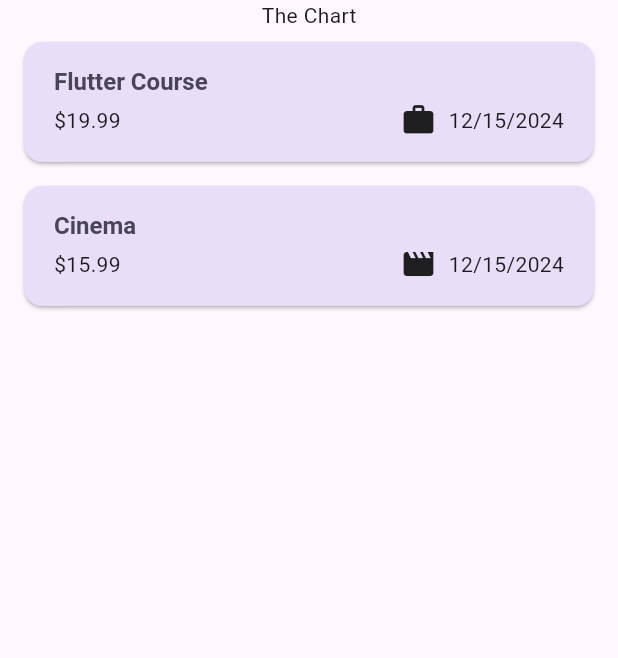
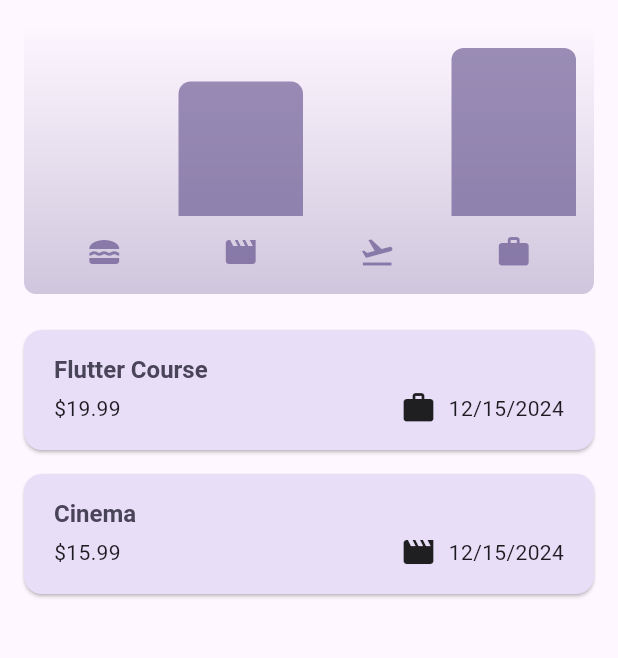
Before and after one commit to DulinaS/expense_tracker, a Flutter app: the screen it shows after launch, on a phone screen of 412 x 824 dp, the part 84-742 px from its top. Run offline on Flutter 3.47's test engine with Material 3 defaults, Android fonts, the phone set to English and light mode, and no system bars; missing offline and left inert: dart:ffi.

Commit message:
Added comments

```diff
--- a/lib/widgets/chart/chart.dart
+++ b/lib/widgets/chart/chart.dart
@@ -8,6 +8,7 @@ class Chart extends StatelessWidget {
 
   final List<Expense> expenses;
 
+  //Total expense buckets for each category
   List<ExpenseBucket> get buckets {
     return [
       ExpenseBucket.forCategory(expenses, Category.food),
@@ -17,6 +18,7 @@ class Chart extends StatelessWidget {
     ];
   }
 
+  //Total expense in each buckets
   double get maxTotalExpense {
     double maxTotalExpense = 0;
 
@@ -58,7 +60,9 @@ class Chart extends StatelessWidget {
             child: Row(
               crossAxisAlignment: CrossAxisAlignment.end,
               children: [
+                //Returns a list of widgets --> buckets is a getter returns a list of buckets
                 for (final bucket in buckets) // alternative to map()
+                  //creats chart bar one by one for each expense category
                   ChartBar(
                     fill: bucket.totalExpenses == 0
                         ? 0
@@ -70,12 +74,12 @@ class Chart extends StatelessWidget {
           const SizedBox(height: 12),
           Row(
             children: buckets
-                .map(
+                .map( //Converts buckets list to a list of widgets since ROW requires a list of widgets
                   (bucket) => Expanded(
                     child: Padding(
                       padding: const EdgeInsets.symmetric(horizontal: 4),
                       child: Icon(
-                        categoryIcons[bucket.category],
+                        categoryIcons[bucket.category], //sets icons for each bar of chart
                         color: isDarkMode
                             ? Theme.of(context).colorScheme.secondary
                             : Theme.of(context)
--- a/lib/widgets/chart/chart_bar.dart
+++ b/lib/widgets/chart/chart_bar.dart
@@ -6,12 +6,12 @@ class ChartBar extends StatelessWidget {
     required this.fill,
   });
 
-  final double fill;
+  final double fill; //Sets chart bar height
 
   @override
   Widget build(BuildContext context) {
     final isDarkMode =
-        MediaQuery.of(context).platformBrightness == Brightness.dark;
+        MediaQuery.of(context).platformBrightness == Brightness.dark; //Check running on dark or light
     return Expanded(
       child: Padding(
         padding: const EdgeInsets.symmetric(horizontal: 4),
@@ -22,7 +22,7 @@ class ChartBar extends StatelessWidget {
               shape: BoxShape.rectangle,
               borderRadius:
                   const BorderRadius.vertical(top: Radius.circular(8)),
-              color: isDarkMode
+              color: isDarkMode //Checking above dark or light is needed to here
                   ? Theme.of(context).colorScheme.secondary
                   : Theme.of(context).colorScheme.primary.withOpacity(0.65),
             ),
--- a/lib/widgets/expenses.dart
+++ b/lib/widgets/expenses.dart
@@ -1,3 +1,6 @@
+import 'dart:ffi';
+
+import 'package:expense_tracker/widgets/chart/chart.dart';
 import 'package:expense_tracker/widgets/expenses_list/expenses_list.dart';
 import 'package:expense_tracker/models/expense.dart';
 import 'package:expense_tracker/widgets/new_expense.dart';
@@ -105,7 +108,7 @@ class _ExpensesState extends State<Expenses> {
       ),
       body: Column(
         children: [
-          const Text('The Chart'),
+          Chart(expenses : _registeredExpenses), //Gives all expenses list
           Expanded(child: mainContent),
         ],
       ),
```
